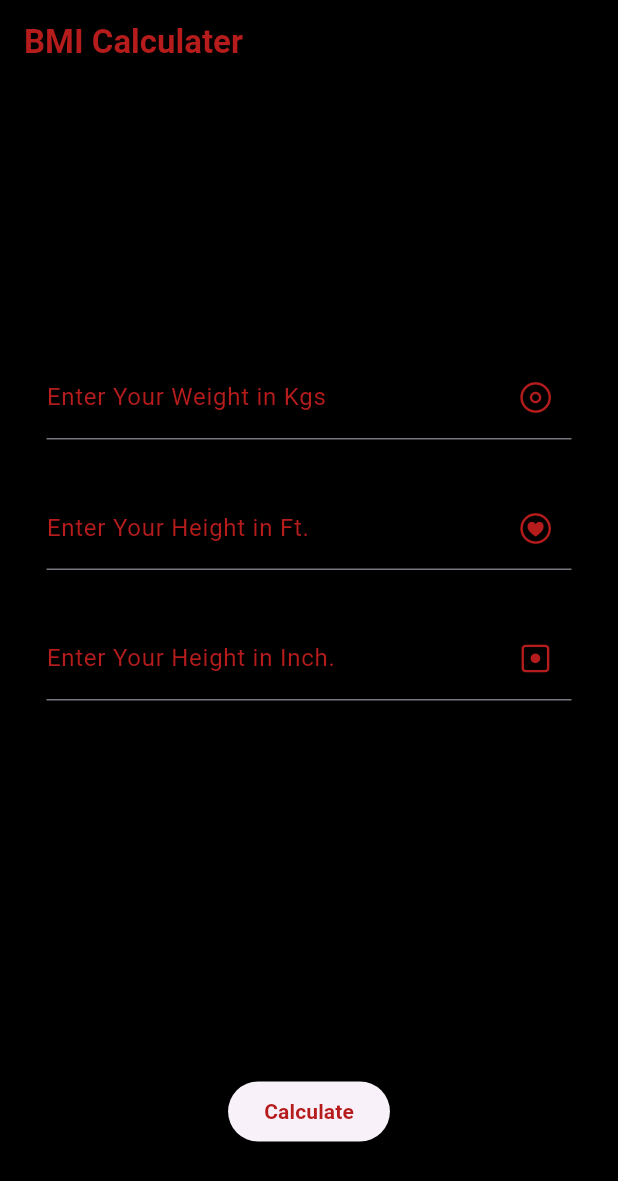
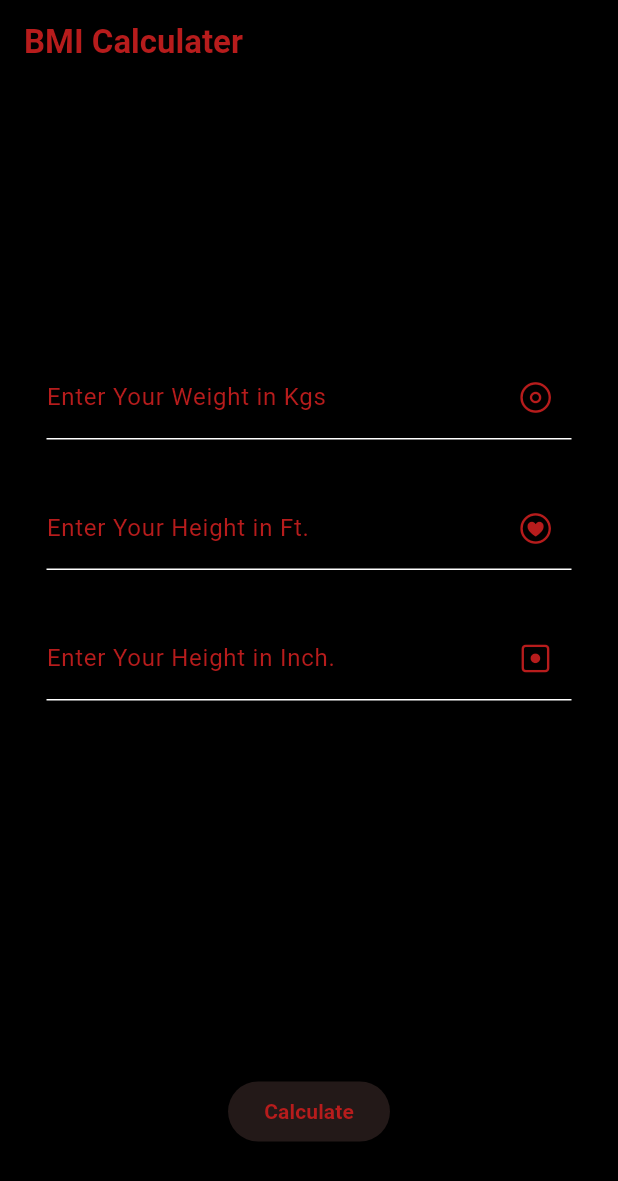
Before and after one commit to HEYKASHIF/bmi_calculater, a Flutter app: the screen it shows after launch, on a phone screen of 412 x 824 dp. Shown: the top 1181 px of the screen. Run offline on Flutter 3.47's test engine with Material 3 defaults, Android fonts, the phone set to English and light mode, and no system bars.

Commit message:
commit 2

```diff
--- a/lib/main.dart
+++ b/lib/main.dart
@@ -14,7 +14,11 @@ class MyApp extends StatelessWidget {
     return MaterialApp(
       title: 'BMI',
       theme: ThemeData(
-        colorScheme: ColorScheme.fromSeed(seedColor: Colors.deepPurple),
+        colorScheme: ColorScheme.fromSeed(
+            brightness: Brightness.dark,
+            seedColor: Colors.red,
+            outline: Colors.white,
+            primary: Colors.red.shade900),
         useMaterial3: true,
       ),
       home: const MyHomePage(title: 'BMI Calculater'),
```
